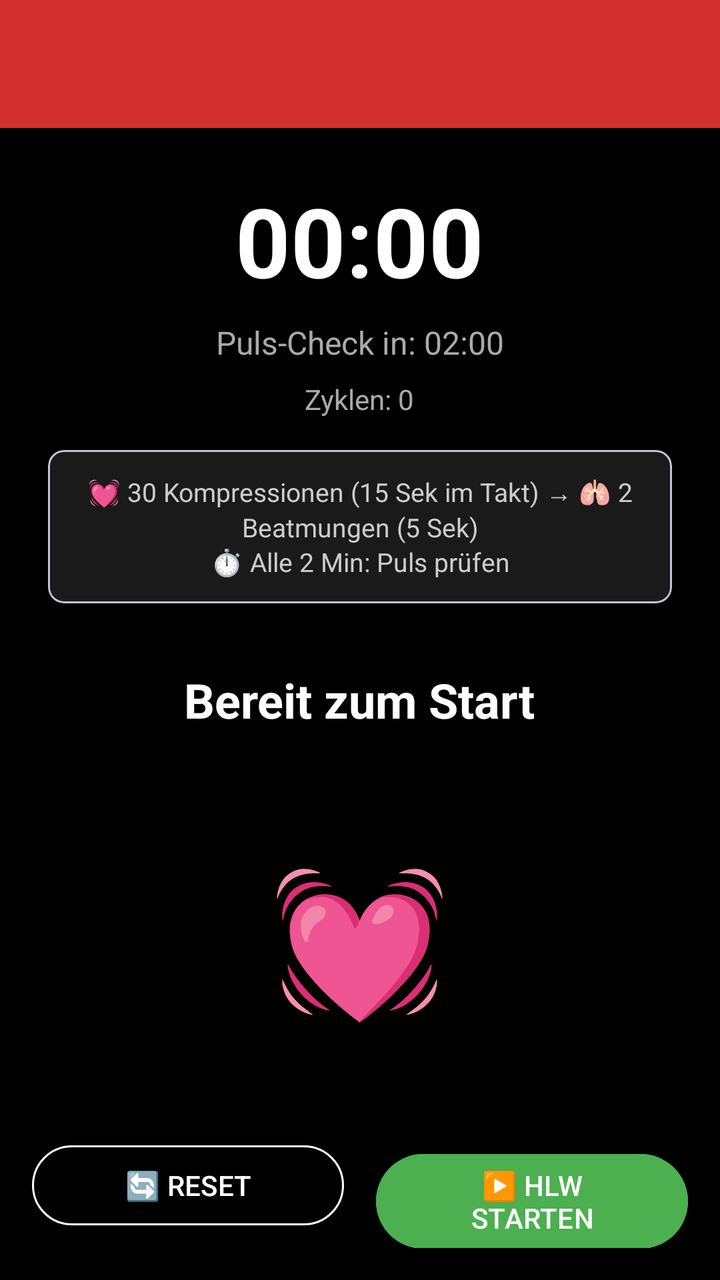
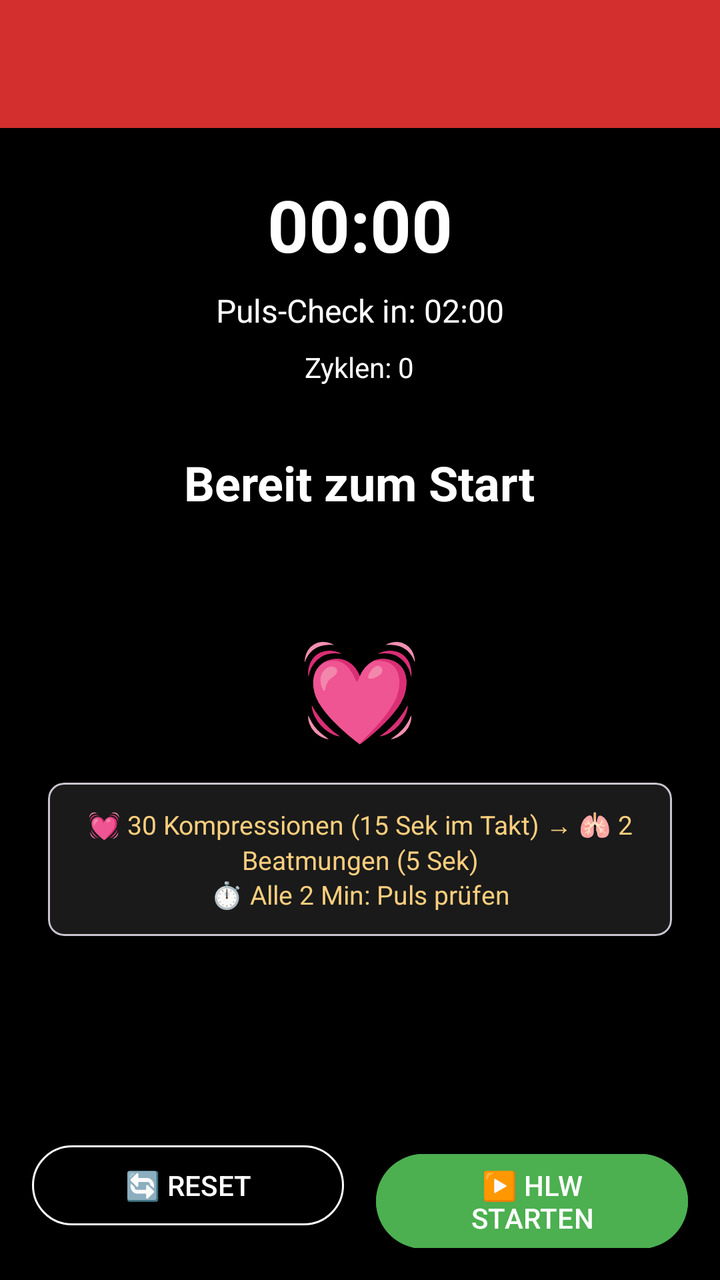

Screens rendered from an Android XML layout before and after an edit, with the pre-edit source and the edit as a unified diff.
<!-- AndroidManifest.xml: application theme Theme.HundeWildnis -->
<!-- res/layout/activity_hlw_timer.xml -->
<?xml version="1.0" encoding="utf-8"?>
<androidx.coordinatorlayout.widget.CoordinatorLayout
    xmlns:android="http://schemas.android.com/apk/res/android"
    xmlns:app="http://schemas.android.com/apk/res-auto"
    android:layout_width="match_parent"
    android:layout_height="match_parent"
    android:background="#000000">

    <com.google.android.material.appbar.AppBarLayout
        android:layout_width="match_parent"
        android:layout_height="wrap_content"
        android:fitsSystemWindows="true">

        <com.google.android.material.appbar.MaterialToolbar
            android:id="@+id/toolbar"
            android:layout_width="match_parent"
            android:layout_height="?attr/actionBarSize"
            android:background="#d32f2f"
            app:titleTextColor="@android:color/white" />

    </com.google.android.material.appbar.AppBarLayout>

    <androidx.core.widget.NestedScrollView
        android:layout_width="match_parent"
        android:layout_height="match_parent"
        app:layout_behavior="@string/appbar_scrolling_view_behavior"
        android:paddingBottom="80dp"
        android:clipToPadding="false">

        <LinearLayout
            android:layout_width="match_parent"
            android:layout_height="wrap_content"
            android:orientation="vertical"
            android:gravity="center"
            android:padding="24dp">

            
            <TextView
                android:id="@+id/tvElapsedTime"
                android:layout_width="wrap_content"
                android:layout_height="wrap_content"
                android:text="00:00"
                android:textSize="48sp"
                android:textStyle="bold"
                android:textColor="#FFFFFF" />

            
            <TextView
                android:id="@+id/tvNextPulseCheck"
                android:layout_width="wrap_content"
                android:layout_height="wrap_content"
                android:layout_marginTop="8dp"
                android:text="Puls-Check in: 02:00"
                android:textSize="16sp"
                android:textColor="#AAAAAA" />

            
            <TextView
                android:id="@+id/tvCycleCount"
                android:layout_width="wrap_content"
                android:layout_height="wrap_content"
                android:layout_marginTop="8dp"
                android:text="Zyklen: 0"
                android:textSize="14sp"
                android:textColor="#AAAAAA" />

            
            <com.google.android.material.card.MaterialCardView
                android:layout_width="match_parent"
                android:layout_height="wrap_content"
                android:layout_marginTop="16dp"
                app:cardBackgroundColor="#1a1a1a"
                app:cardElevation="2dp"
                app:cardCornerRadius="8dp">

                <TextView
                    android:layout_width="match_parent"
                    android:layout_height="wrap_content"
                    android:padding="12dp"
                    android:text="💓 30 Kompressionen (15 Sek im Takt) → 🫁 2 Beatmungen (5 Sek)\n⏱️ Alle 2 Min: Puls prüfen"
                    android:textSize="13sp"
                    android:textColor="#CCCCCC"
                    android:gravity="center"
                    android:lineSpacingExtra="2dp" />

            </com.google.android.material.card.MaterialCardView>

            
            <TextView
                android:id="@+id/tvInstructions"
                android:layout_width="wrap_content"
                android:layout_height="wrap_content"
                android:layout_marginTop="32dp"
                android:text="Bereit zum Start"
                android:textSize="24sp"
                android:textStyle="bold"
                android:textColor="#FFFFFF"
                android:gravity="center" />

            <TextView
                android:id="@+id/tvPhase"
                android:layout_width="wrap_content"
                android:layout_height="wrap_content"
                android:layout_marginTop="8dp"
                android:text=""
                android:textSize="16sp"
                android:textColor="#CCCCCC"
                android:gravity="center" />

            
            <TextView
                android:id="@+id/tvHeartBeat"
                android:layout_width="wrap_content"
                android:layout_height="wrap_content"
                android:layout_marginTop="24dp"
                android:text="💓"
                android:textSize="72sp" />

            
            <com.google.android.material.card.MaterialCardView
                android:id="@+id/cardCompressionPhase"
                android:layout_width="match_parent"
                android:layout_height="wrap_content"
                android:layout_marginTop="32dp"
                android:visibility="gone"
                app:cardBackgroundColor="#1a1a1a"
                app:cardElevation="4dp"
                app:cardCornerRadius="12dp">

                <LinearLayout
                    android:layout_width="match_parent"
                    android:layout_height="wrap_content"
                    android:orientation="vertical"
                    android:padding="20dp">

                    <TextView
                        android:id="@+id/tvPhaseTime"
                        android:layout_width="match_parent"
                        android:layout_height="wrap_content"
                        android:text="15 Sek"
                        android:textSize="32sp"
                        android:textStyle="bold"
                        android:textColor="#FFFFFF"
                        android:gravity="center" />

                    <TextView
                        android:id="@+id/tvCompressionCount"
                        android:layout_width="match_parent"
                        android:layout_height="wrap_content"
                        android:layout_marginTop="8dp"
                        android:text="0 / 30"
                        android:textSize="24sp"
                        android:textColor="#FFFFFF"
                        android:gravity="center" />

                    <ProgressBar
                        android:id="@+id/progressPhase"
                        style="@android:style/Widget.ProgressBar.Horizontal"
                        android:layout_width="match_parent"
                        android:layout_height="20dp"
                        android:layout_marginTop="12dp"
                        android:max="30"
                        android:progress="0"
                        android:progressTint="#4CAF50" />

                    <TextView
                        android:layout_width="match_parent"
                        android:layout_height="wrap_content"
                        android:layout_marginTop="12dp"
                        android:text="Folge dem Metronom-Takt!\n2 pro Sekunde"
                        android:textSize="14sp"
                        android:textColor="#AAAAAA"
                        android:gravity="center" />

                </LinearLayout>

            </com.google.android.material.card.MaterialCardView>

            
            <com.google.android.material.card.MaterialCardView
                android:id="@+id/cardVentilationPhase"
                android:layout_width="match_parent"
                android:layout_height="wrap_content"
                android:layout_marginTop="32dp"
                android:visibility="gone"
                app:cardBackgroundColor="#f57c00"
                app:cardElevation="8dp"
                app:cardCornerRadius="12dp">

                <LinearLayout
                    android:layout_width="match_parent"
                    android:layout_height="wrap_content"
                    android:orientation="vertical"
                    android:padding="24dp">

                    <TextView
                        android:id="@+id/tvVentilationTime"
                        android:layout_width="match_parent"
                        android:layout_height="wrap_content"
                        android:text="5 Sek"
                        android:textSize="32sp"
                        android:textStyle="bold"
                        android:textColor="#FFFFFF"
                        android:gravity="center" />

                    <TextView
                        android:layout_width="match_parent"
                        android:layout_height="wrap_content"
                        android:layout_marginTop="12dp"
                        android:text="🫁 JETZT BEATMEN!\n\n2x über die Nase\nMaul geschlossen halten"
                        android:textSize="18sp"
                        android:textStyle="bold"
                        android:textColor="#FFFFFF"
                        android:gravity="center" />

                </LinearLayout>

            </com.google.android.material.card.MaterialCardView>

            
            <com.google.android.material.card.MaterialCardView
                android:id="@+id/cardPulseCheck"
                android:layout_width="match_parent"
                android:layout_height="wrap_content"
                android:layout_marginTop="32dp"
                android:visibility="gone"
                app:cardBackgroundColor="#2196F3"
                app:cardElevation="8dp"
                app:cardCornerRadius="12dp">

                <TextView
                    android:layout_width="match_parent"
                    android:layout_height="wrap_content"
                    android:padding="24dp"
                    android:text="⏱️ PULS PRÜFEN!\n\nOberschenkelinnenseite\n15 Sekunden fühlen"
                    android:textSize="20sp"
                    android:textStyle="bold"
                    android:textColor="#FFFFFF"
                    android:gravity="center" />

            </com.google.android.material.card.MaterialCardView>

        </LinearLayout>

    </androidx.core.widget.NestedScrollView>

    
    <LinearLayout
        android:layout_width="match_parent"
        android:layout_height="wrap_content"
        android:layout_gravity="bottom"
        android:orientation="horizontal"
        android:padding="16dp"
        android:background="#000000">

        <com.google.android.material.button.MaterialButton
            android:id="@+id/btnReset"
            style="@style/Widget.Material3.Button.OutlinedButton"
            android:layout_width="0dp"
            android:layout_height="wrap_content"
            android:layout_weight="1"
            android:layout_marginEnd="8dp"
            android:text="🔄 RESET"
            android:textColor="#FFFFFF"
            app:strokeColor="#FFFFFF" />

        <com.google.android.material.button.MaterialButton
            android:id="@+id/btnStart"
            android:layout_width="0dp"
            android:layout_height="wrap_content"
            android:layout_weight="1"
            android:layout_marginStart="8dp"
            android:text="▶️ HLW STARTEN"
            android:backgroundTint="#4CAF50" />

    </LinearLayout>

</androidx.coordinatorlayout.widget.CoordinatorLayout>
<!-- resources referenced by this layout -->
<resources>
  <style name="Theme.HundeWildnis" parent="Base.Theme.HundeWildnis" />
  <style name="Base.Theme.HundeWildnis" parent="Theme.Material3.Light.NoActionBar">
          <item name="colorPrimary">#2d5016</item>
          <item name="colorPrimaryVariant">#1a3009</item>
          <item name="colorOnPrimary">#FFFFFF</item>
          <item name="colorSecondary">#6b8e4e</item>
          <item name="colorSecondaryVariant">#4a6135</item>
          <item name="colorOnSecondary">#000000</item>
          <item name="android:statusBarColor">?attr/colorPrimaryVariant</item>
  
          <item name="android:navigationBarColor">@android:color/transparent</item>
          <item name="android:windowLightStatusBar">true</item>
          <item name="android:windowLightNavigationBar">true</item>
          <item name="android:enforceNavigationBarContrast" tools:targetApi="q">false</item>
          <item name="android:enforceStatusBarContrast" tools:targetApi="q">false</item>
  
          
          <item name="colorAccent">#2d5016</item>
          <item name="android:textColorPrimary">#000000</item>
  
          
          <item name="materialAlertDialogTheme">@style/AlertDialogTheme</item>
  
          
          <item name="actionMenuTextColor">#FFFFFF</item>
  
          
          <item name="android:windowBackground">#FFFFFF</item>
          <item name="android:colorBackground">#FFFFFF</item>
      </style>
  <style name="AlertDialogTheme" parent="ThemeOverlay.Material3.MaterialAlertDialog">
          
          <item name="colorSurface">#FFFFFF</item>
  
          
          <item name="colorOnSurface">#000000</item>
          <item name="android:textColorPrimary">#000000</item>
  
          
          <item name="buttonBarPositiveButtonStyle">@style/DialogButtonStyle.Light</item>
          <item name="buttonBarNegativeButtonStyle">@style/DialogButtonStyle.Light</item>
          <item name="buttonBarNeutralButtonStyle">@style/DialogButtonStyle.Light</item>
      </style>
  <style name="DialogButtonStyle.Light" parent="Widget.Material3.Button.TextButton.Dialog">
          
          <item name="android:textColor">#2d5016</item>
  
          
          <item name="backgroundTint">@android:color/transparent</item>
  
          
          <item name="rippleColor">#332d5016</item>
      </style>
</resources>

<!-- the commit's change to res/layout/activity_hlw_timer.xml (unified diff, before → after) -->
@@ -40,7 +40,7 @@
                 android:layout_width="wrap_content"
                 android:layout_height="wrap_content"
                 android:text="00:00"
-                android:textSize="48sp"
+                android:textSize="36sp"
                 android:textStyle="bold"
                 android:textColor="#FFFFFF" />
 
@@ -52,7 +52,7 @@
                 android:layout_marginTop="8dp"
                 android:text="Puls-Check in: 02:00"
                 android:textSize="16sp"
-                android:textColor="#AAAAAA" />
+                android:textColor="#FFFFFF" />
 
             
             <TextView
@@ -62,28 +62,7 @@
                 android:layout_marginTop="8dp"
                 android:text="Zyklen: 0"
                 android:textSize="14sp"
-                android:textColor="#AAAAAA" />
-
-            
-            <com.google.android.material.card.MaterialCardView
-                android:layout_width="match_parent"
-                android:layout_height="wrap_content"
-                android:layout_marginTop="16dp"
-                app:cardBackgroundColor="#1a1a1a"
-                app:cardElevation="2dp"
-                app:cardCornerRadius="8dp">
-
-                <TextView
-                    android:layout_width="match_parent"
-                    android:layout_height="wrap_content"
-                    android:padding="12dp"
-                    android:text="💓 30 Kompressionen (15 Sek im Takt) → 🫁 2 Beatmungen (5 Sek)\n⏱️ Alle 2 Min: Puls prüfen"
-                    android:textSize="13sp"
-                    android:textColor="#CCCCCC"
-                    android:gravity="center"
-                    android:lineSpacingExtra="2dp" />
-
-            </com.google.android.material.card.MaterialCardView>
+                android:textColor="#FFFFFF" />
 
             
             <TextView
@@ -104,7 +83,7 @@
                 android:layout_marginTop="8dp"
                 android:text=""
                 android:textSize="16sp"
-                android:textColor="#CCCCCC"
+                android:textColor="#FFFFFF"
                 android:gravity="center" />
 
             
@@ -114,7 +93,7 @@
                 android:layout_height="wrap_content"
                 android:layout_marginTop="24dp"
                 android:text="💓"
-                android:textSize="72sp" />
+                android:textSize="48sp" />
 
             
             <com.google.android.material.card.MaterialCardView
@@ -237,6 +216,27 @@
                     android:textStyle="bold"
                     android:textColor="#FFFFFF"
                     android:gravity="center" />
+
+            </com.google.android.material.card.MaterialCardView>
+
+            
+            <com.google.android.material.card.MaterialCardView
+                android:layout_width="match_parent"
+                android:layout_height="wrap_content"
+                android:layout_marginTop="16dp"
+                app:cardBackgroundColor="#1a1a1a"
+                app:cardElevation="2dp"
+                app:cardCornerRadius="8dp">
+
+                <TextView
+                    android:layout_width="match_parent"
+                    android:layout_height="wrap_content"
+                    android:padding="12dp"
+                    android:text="💓 30 Kompressionen (15 Sek im Takt) → 🫁 2 Beatmungen (5 Sek)\n⏱️ Alle 2 Min: Puls prüfen"
+                    android:textSize="13sp"
+                    android:textColor="#FACE7E"
+                    android:gravity="center"
+                    android:lineSpacingExtra="2dp" />
 
             </com.google.android.material.card.MaterialCardView>
 
